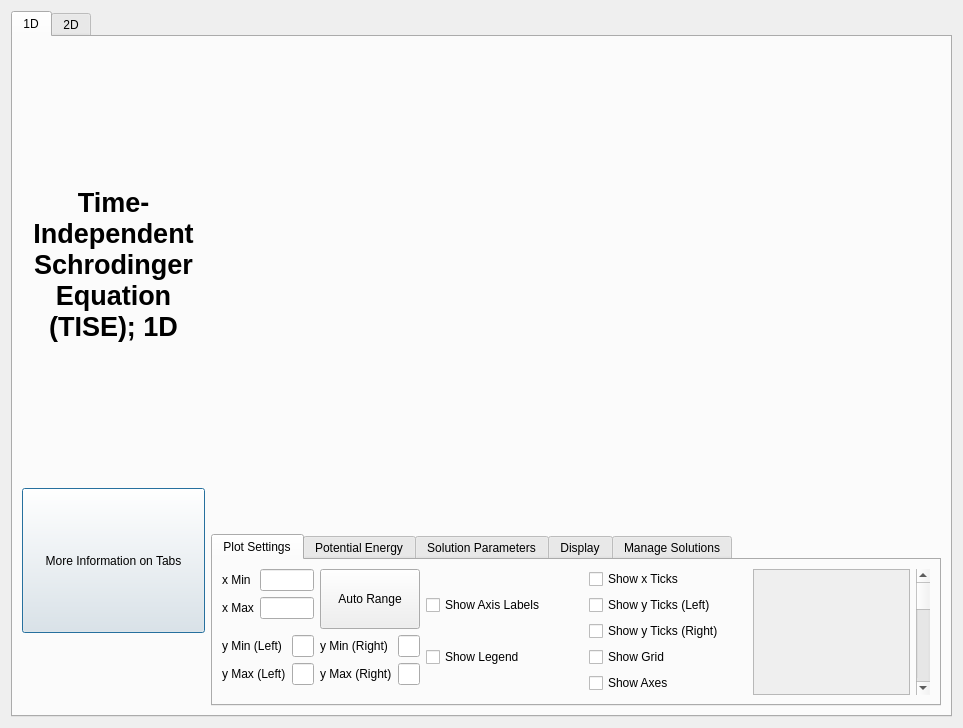
Old version of the form tisemainwindow.ui in the repository ambeech1/QSandbox.
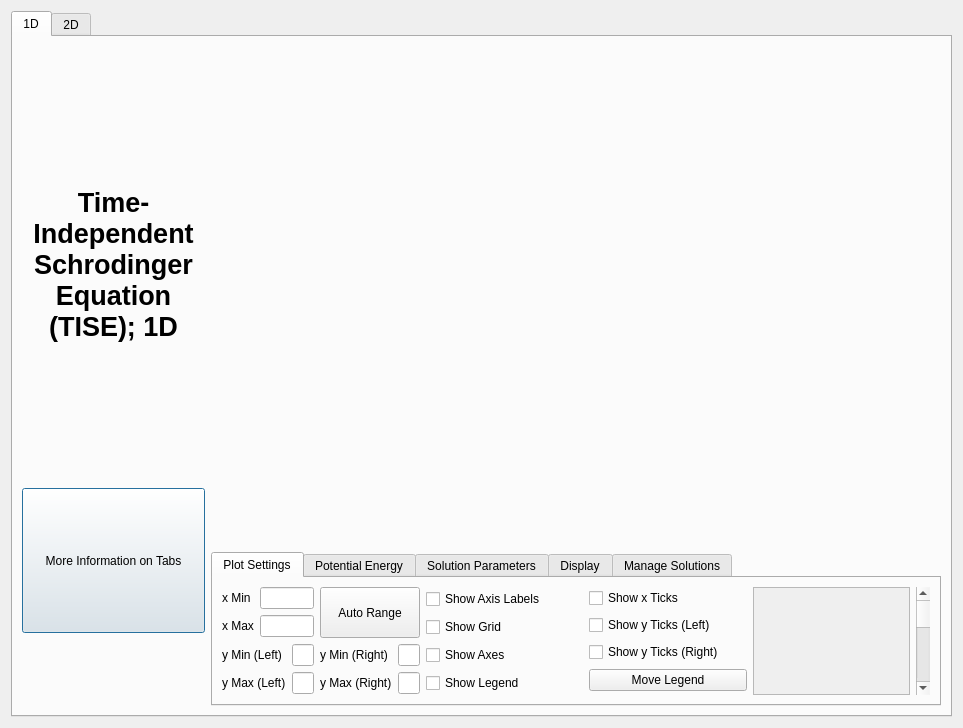
New version of the form. The open tabs and pages were chosen to show the change. Custom widgets are drawn as their Qt base class.

Commit message: Added funtionality to widgets in TISE main window

What changed in the file:
```diff
--- a/tisemainwindow.ui
+++ b/tisemainwindow.ui
@@ -230,7 +230,21 @@
                     </widget>
                    </item>
                    <item>
-                    <widget class="QCheckBox" name="checkBox_7">
+                    <widget class="QCheckBox" name="showGrid">
+                     <property name="text">
+                      <string>Show Grid</string>
+                     </property>
+                    </widget>
+                   </item>
+                   <item>
+                    <widget class="QCheckBox" name="showAxes">
+                     <property name="text">
+                      <string>Show Axes</string>
+                     </property>
+                    </widget>
+                   </item>
+                   <item>
+                    <widget class="QCheckBox" name="showLegend">
                      <property name="text">
                       <string>Show Legend</string>
                      </property>
@@ -262,16 +276,9 @@
                     </widget>
                    </item>
                    <item>
-                    <widget class="QCheckBox" name="checkBox_4">
+                    <widget class="QPushButton" name="pushButton">
                      <property name="text">
-                      <string>Show Grid</string>
-                     </property>
-                    </widget>
-                   </item>
-                   <item>
-                    <widget class="QCheckBox" name="checkBox_5">
-                     <property name="text">
-                      <string>Show Axes</string>
+                      <string>Move Legend</string>
                      </property>
                     </widget>
                    </item>
@@ -288,7 +295,7 @@
                       <x>0</x>
                       <y>0</y>
                       <width>131</width>
-                      <height>125</height>
+                      <height>107</height>
                      </rect>
                     </property>
                    </widget>
```
Left out of the diff: 85 changed lines with no effect on the pictures. The commit also changes 3 other files.
